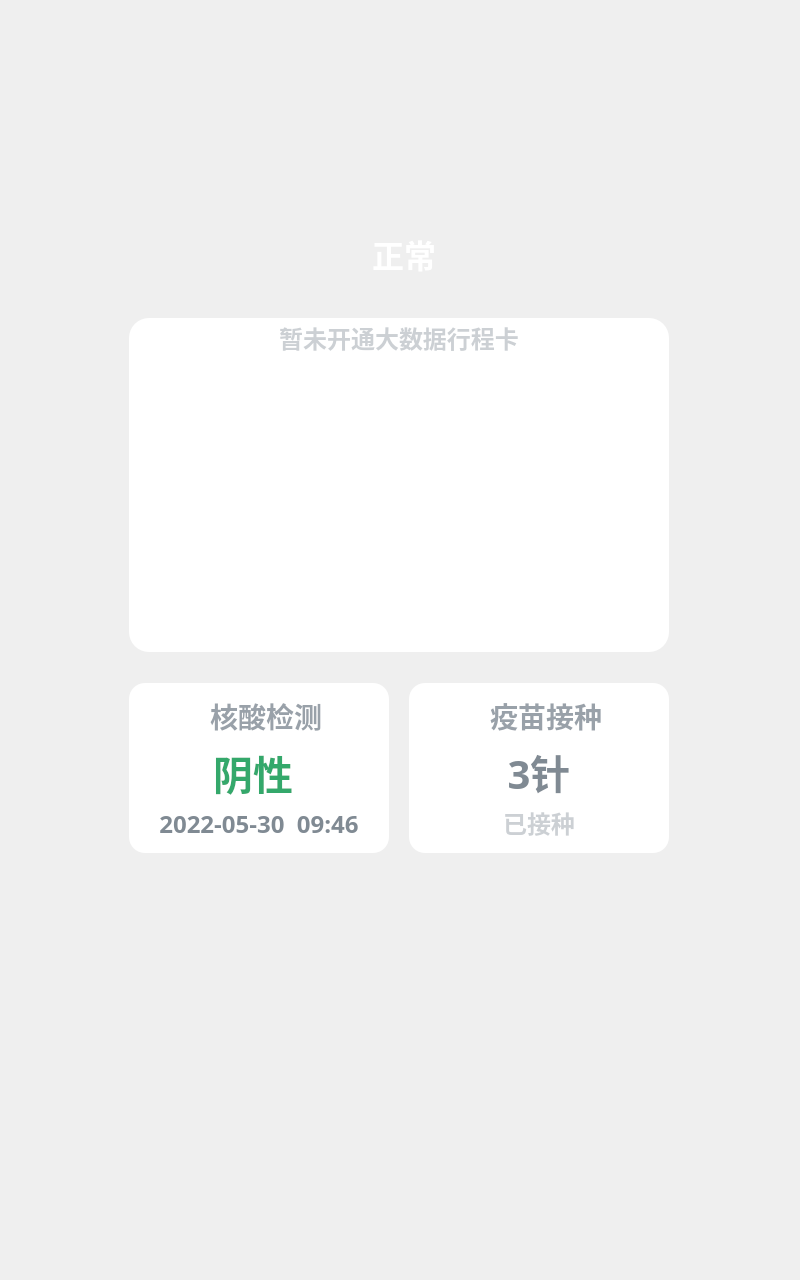
The window that src/detectionResultLayer.ui (kpengk/Facerecognition) describes before a commit, drawn with Qt 5.
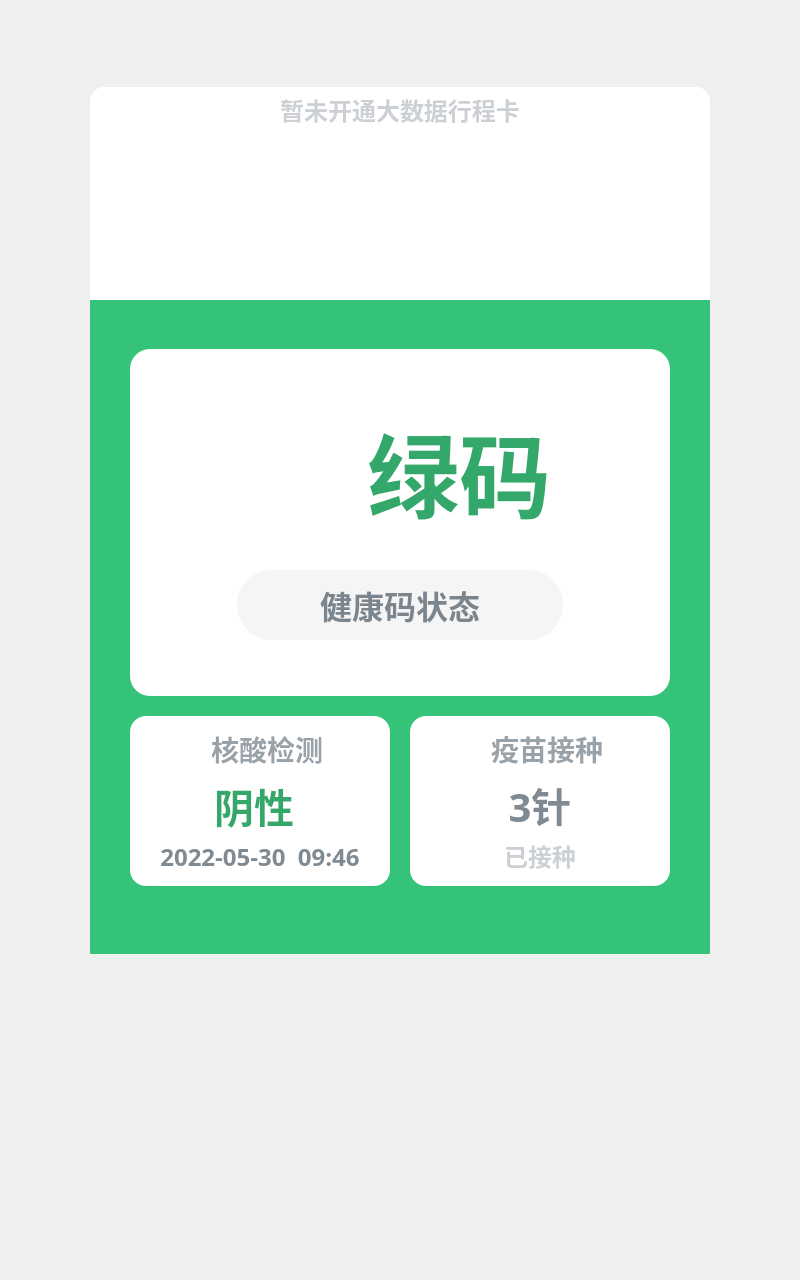
The same window after the commit. Icons and pictures are not drawn.

```diff
--- a/src/detectionResultLayer.ui
+++ b/src/detectionResultLayer.ui
@@ -100,204 +100,41 @@
             <string notr="true">QWidget#big_data_card_widget
 {
 	border-radius: 14px;
-	background-image: url(:/images/1x/BigDataCard_green.png);
+	background-color: rgb(255, 255, 255);
 }
 QLabel
 {
 	font-family: Noto Sans SC;
 }</string>
            </property>
-           <layout class="QVBoxLayout" name="verticalLayout_17">
+           <layout class="QVBoxLayout" name="verticalLayout_20">
             <property name="spacing">
              <number>0</number>
             </property>
             <property name="leftMargin">
-             <number>39</number>
+             <number>0</number>
             </property>
             <property name="topMargin">
-             <number>15</number>
+             <number>0</number>
             </property>
             <property name="rightMargin">
-             <number>39</number>
+             <number>0</number>
             </property>
             <property name="bottomMargin">
              <number>0</number>
             </property>
-            <item>
-             <layout class="QHBoxLayout" name="horizontalLayout_21">
-              <item>
-               <spacer name="horizontalSpacer_37">
-                <property name="orientation">
-                 <enum>Qt::Horizontal</enum>
-                </property>
-                <property name="sizeHint" stdset="0">
-                 <size>
-                  <width>40</width>
-                  <height>20</height>
-                 </size>
-                </property>
-               </spacer>
-              </item>
-              <item>
-               <widget class="QLabel" name="label_qrcode">
-                <property name="minimumSize">
-                 <size>
-                  <width>100</width>
-                  <height>100</height>
-                 </size>
-                </property>
-                <property name="maximumSize">
-                 <size>
-                  <width>100</width>
-                  <height>100</height>
-                 </size>
-                </property>
-                <property name="text">
-                 <string/>
-                </property>
-                <property name="pixmap">
-                 <pixmap resource="resource.qrc">:/images/1x/pic_qrcode_green.png</pixmap>
-                </property>
-                <property name="scaledContents">
-                 <bool>true</bool>
-                </property>
-               </widget>
-              </item>
-              <item>
-               <spacer name="horizontalSpacer_38">
-                <property name="orientation">
-                 <enum>Qt::Horizontal</enum>
-                </property>
-                <property name="sizeHint" stdset="0">
-                 <size>
-                  <width>40</width>
-                  <height>20</height>
-                 </size>
-                </property>
-               </spacer>
-              </item>
-             </layout>
-            </item>
-            <item>
-             <spacer name="verticalSpacer_13">
-              <property name="orientation">
-               <enum>Qt::Vertical</enum>
-              </property>
-              <property name="sizeType">
-               <enum>QSizePolicy::Fixed</enum>
-              </property>
-              <property name="sizeHint" stdset="0">
-               <size>
-                <width>20</width>
-                <height>28</height>
-               </size>
-              </property>
-             </spacer>
-            </item>
-            <item>
-             <layout class="QHBoxLayout" name="horizontalLayout_13">
-              <item>
-               <spacer name="horizontalSpacer_25">
-                <property name="orientation">
-                 <enum>Qt::Horizontal</enum>
-                </property>
-                <property name="sizeHint" stdset="0">
-                 <size>
-                  <width>40</width>
-                  <height>20</height>
-                 </size>
-                </property>
-               </spacer>
-              </item>
-              <item>
-               <widget class="QLabel" name="label_result_icon">
-                <property name="minimumSize">
-                 <size>
-                  <width>0</width>
-                  <height>48</height>
-                 </size>
-                </property>
-                <property name="maximumSize">
-                 <size>
-                  <width>16777215</width>
-                  <height>48</height>
-                 </size>
-                </property>
-                <property name="text">
-                 <string/>
-                </property>
-                <property name="pixmap">
-                 <pixmap resource="resource.qrc">:/images/1x/icon_done.png</pixmap>
-                </property>
-               </widget>
-              </item>
-              <item>
-               <widget class="QLabel" name="label_result_text">
-                <property name="minimumSize">
-                 <size>
-                  <width>0</width>
-                  <height>48</height>
-                 </size>
-                </property>
-                <property name="maximumSize">
-                 <size>
-                  <width>16777215</width>
-                  <height>48</height>
-                 </size>
-                </property>
-                <property name="styleSheet">
-                 <string notr="true">color: rgba(255, 255, 255, 1);
-font-weight: 500;
- font-size: 32px;</string>
-                </property>
-                <property name="text">
-                 <string>正常</string>
-                </property>
-               </widget>
-              </item>
-              <item>
-               <spacer name="horizontalSpacer_26">
-                <property name="orientation">
-                 <enum>Qt::Horizontal</enum>
-                </property>
-                <property name="sizeHint" stdset="0">
-                 <size>
-                  <width>40</width>
-                  <height>20</height>
-                 </size>
-                </property>
-               </spacer>
-              </item>
-             </layout>
-            </item>
-            <item>
-             <spacer name="verticalSpacer_14">
-              <property name="orientation">
-               <enum>Qt::Vertical</enum>
-              </property>
-              <property name="sizeType">
-               <enum>QSizePolicy::Fixed</enum>
-              </property>
-              <property name="sizeHint" stdset="0">
-               <size>
-                <width>17</width>
-                <height>40</height>
-               </size>
-              </property>
-             </spacer>
-            </item>
             <item>
              <widget class="QWidget" name="travel_card_widget" native="true">
               <property name="minimumSize">
                <size>
-                <width>540</width>
-                <height>0</height>
+                <width>0</width>
+                <height>213</height>
                </size>
               </property>
               <property name="maximumSize">
                <size>
-                <width>540</width>
-                <height>336</height>
+                <width>620</width>
+                <height>213</height>
                </size>
               </property>
               <property name="styleSheet">
@@ -309,7 +146,7 @@
               </property>
               <layout class="QVBoxLayout" name="verticalLayout_14">
                <property name="spacing">
-                <number>14</number>
+                <number>0</number>
                </property>
                <property name="leftMargin">
                 <number>0</number>
@@ -321,20 +158,20 @@
                 <number>0</number>
                </property>
                <property name="bottomMargin">
-                <number>18</number>
+                <number>0</number>
                </property>
                <item>
                 <widget class="QWidget" name="widget_9" native="true">
                  <property name="minimumSize">
                   <size>
-                   <width>540</width>
-                   <height>40</height>
+                   <width>0</width>
+                   <height>45</height>
                   </size>
                  </property>
                  <property name="maximumSize">
                   <size>
-                   <width>540</width>
-                   <height>40</height>
+                   <width>16777215</width>
+                   <height>45</height>
                   </size>
                  </property>
                  <property name="styleSheet">
@@ -379,6 +216,12 @@
                  <property name="spacing">
                   <number>0</number>
                  </property>
+                 <property name="topMargin">
+                  <number>24</number>
+                 </property>
+                 <property name="bottomMargin">
+                  <number>24</number>
+                 </property>
                  <item>
                   <spacer name="horizontalSpacer_39">
                    <property name="orientation">
@@ -396,14 +239,14 @@
                   <widget class="QLabel" name="label_travel_card_icon">
                    <property name="minimumSize">
                     <size>
-                     <width>262</width>
-                     <height>262</height>
+                     <width>120</width>
+                     <height>120</height>
                     </size>
                    </property>
                    <property name="maximumSize">
                     <size>
-                     <width>262</width>
-                     <height>262</height>
+                     <width>120</width>
+                     <height>120</height>
                     </size>
                    </property>
                    <property name="text">
@@ -436,20 +279,215 @@
              </widget>
             </item>
             <item>
-             <spacer name="verticalSpacer_15">
+             <widget class="QWidget" name="widget_bg" native="true">
+              <property name="styleSheet">
+               <string notr="true">QWidget#widget_bg
+{
+	background: #35C379;
+}</string>
+              </property>
+              <layout class="QVBoxLayout" name="verticalLayout_19">
+               <property name="spacing">
+                <number>20</number>
+               </property>
+               <property name="leftMargin">
+                <number>40</number>
+               </property>
+               <property name="topMargin">
+                <number>49</number>
+               </property>
+               <property name="rightMargin">
+                <number>40</number>
+               </property>
+               <property name="bottomMargin">
+                <number>68</number>
+               </property>
+               <item>
+                <widget class="QWidget" name="widget_8" native="true">
+                 <property name="minimumSize">
+                  <size>
+                   <width>540</width>
+                   <height>347</height>
+                  </size>
+                 </property>
+                 <property name="maximumSize">
+                  <size>
+                   <width>540</width>
+                   <height>347</height>
+                  </size>
+                 </property>
+                 <property name="styleSheet">
+                  <string notr="true">background: #FFFFFF;
+border-radius: 20px;</string>
+                 </property>
+                 <layout class="QVBoxLayout" name="verticalLayout_17">
+                  <property name="spacing">
+                   <number>0</number>
+                  </property>
+                  <property name="leftMargin">
+                   <number>0</number>
+                  </property>
+                  <property name="topMargin">
+                   <number>0</number>
+                  </property>
+                  <property name="rightMargin">
+                   <number>0</number>
+                  </property>
+                  <property name="bottomMargin">
+                   <number>0</number>
+                  </property>
+                  <item>
+                   <layout class="QHBoxLayout" name="horizontalLayout_13">
+                    <property name="spacing">
+                     <number>30</number>
+                    </property>
+                    <property name="topMargin">
+                     <number>56</number>
+                    </property>
+                    <item>
+                     <spacer name="horizontalSpacer_25">
               <property name="orientation">
-               <enum>Qt::Vertical</enum>
-              </property>
-              <property name="sizeType">
-               <enum>QSizePolicy::Fixed</enum>
-              </property>
+                       <enum>Qt::Horizontal</enum>
+                      </property>
+                      <property name="sizeHint" stdset="0">
+                       <size>
+                        <width>40</width>
+                        <height>20</height>
+                       </size>
+                      </property>
+                     </spacer>
+                    </item>
+                    <item>
+                     <widget class="QLabel" name="label_result_icon">
+                      <property name="minimumSize">
+                       <size>
+                        <width>88</width>
+                        <height>88</height>
+                       </size>
+                      </property>
+                      <property name="maximumSize">
+                       <size>
+                        <width>88</width>
+                        <height>88</height>
+                       </size>
+                      </property>
+                      <property name="text">
+                       <string/>
+                      </property>
+                      <property name="pixmap">
+                       <pixmap resource="resource.qrc">:/images/1x/icon_done.png</pixmap>
+                      </property>
+                      <property name="scaledContents">
+                       <bool>false</bool>
+                      </property>
+                     </widget>
+                    </item>
+                    <item>
+                     <widget class="QLabel" name="label_result_text">
+                      <property name="minimumSize">
+                       <size>
+                        <width>0</width>
+                        <height>133</height>
+                       </size>
+                      </property>
+                      <property name="maximumSize">
+                       <size>
+                        <width>16777215</width>
+                        <height>133</height>
+                       </size>
+                      </property>
+                      <property name="styleSheet">
+                       <string notr="true">color: #34A86B;
+font-weight: bold;
+font-size: 92px;</string>
+                      </property>
+                      <property name="text">
+                       <string>绿码</string>
+                      </property>
+                     </widget>
+                    </item>
+                    <item>
+                     <spacer name="horizontalSpacer_26">
+                      <property name="orientation">
+                       <enum>Qt::Horizontal</enum>
+                      </property>
               <property name="sizeHint" stdset="0">
                <size>
-                <width>17</width>
-                <height>31</height>
+                        <width>40</width>
+                        <height>20</height>
                </size>
               </property>
              </spacer>
+                    </item>
+                   </layout>
+                  </item>
+                  <item>
+                   <layout class="QHBoxLayout" name="horizontalLayout_21">
+                    <property name="topMargin">
+                     <number>32</number>
+                    </property>
+                    <property name="bottomMargin">
+                     <number>56</number>
+                    </property>
+                    <item>
+                     <spacer name="horizontalSpacer_37">
+                      <property name="orientation">
+                       <enum>Qt::Horizontal</enum>
+                      </property>
+                      <property name="sizeHint" stdset="0">
+                       <size>
+                        <width>40</width>
+                        <height>20</height>
+                       </size>
+                      </property>
+                     </spacer>
+                    </item>
+                    <item>
+                     <widget class="QLabel" name="label_13">
+                      <property name="minimumSize">
+                       <size>
+                        <width>326</width>
+                        <height>70</height>
+                       </size>
+                      </property>
+                      <property name="maximumSize">
+                       <size>
+                        <width>326</width>
+                        <height>70</height>
+                       </size>
+                      </property>
+                      <property name="styleSheet">
+                       <string notr="true">background: #F5F5F5;
+border-radius: 35px;
+font-size: 32px;
+font-weight: 500;
+color: rgba(0, 20, 39, 0.5);</string>
+                      </property>
+                      <property name="text">
+                       <string>健康码状态</string>
+                      </property>
+                      <property name="alignment">
+                       <set>Qt::AlignCenter</set>
+                      </property>
+                     </widget>
+                    </item>
+                    <item>
+                     <spacer name="horizontalSpacer_38">
+                      <property name="orientation">
+                       <enum>Qt::Horizontal</enum>
+                      </property>
+                      <property name="sizeHint" stdset="0">
+                       <size>
+                        <width>40</width>
+                        <height>20</height>
+                       </size>
+                      </property>
+                     </spacer>
+                    </item>
+                   </layout>
+                  </item>
+                 </layout>
+                </widget>
             </item>
             <item>
              <layout class="QHBoxLayout" name="horizontalLayout_19">
@@ -769,18 +807,8 @@
               </item>
              </layout>
             </item>
-            <item>
-             <spacer name="verticalSpacer_18">
-              <property name="orientation">
-               <enum>Qt::Vertical</enum>
-              </property>
-              <property name="sizeHint" stdset="0">
-               <size>
-                <width>20</width>
-                <height>40</height>
-               </size>
-              </property>
-             </spacer>
+              </layout>
+             </widget>
             </item>
            </layout>
           </widget>
```
Left out of the diff: 2 changed lines with no effect on the pictures. Lines whose indentation alone changed are shown as unchanged.
